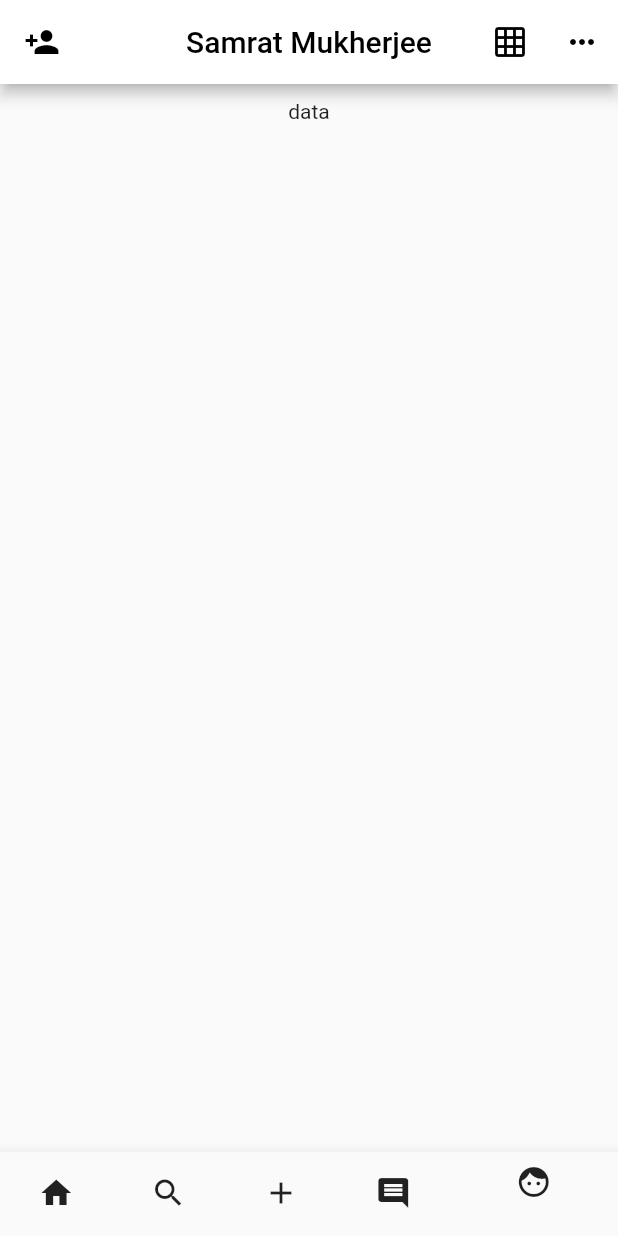
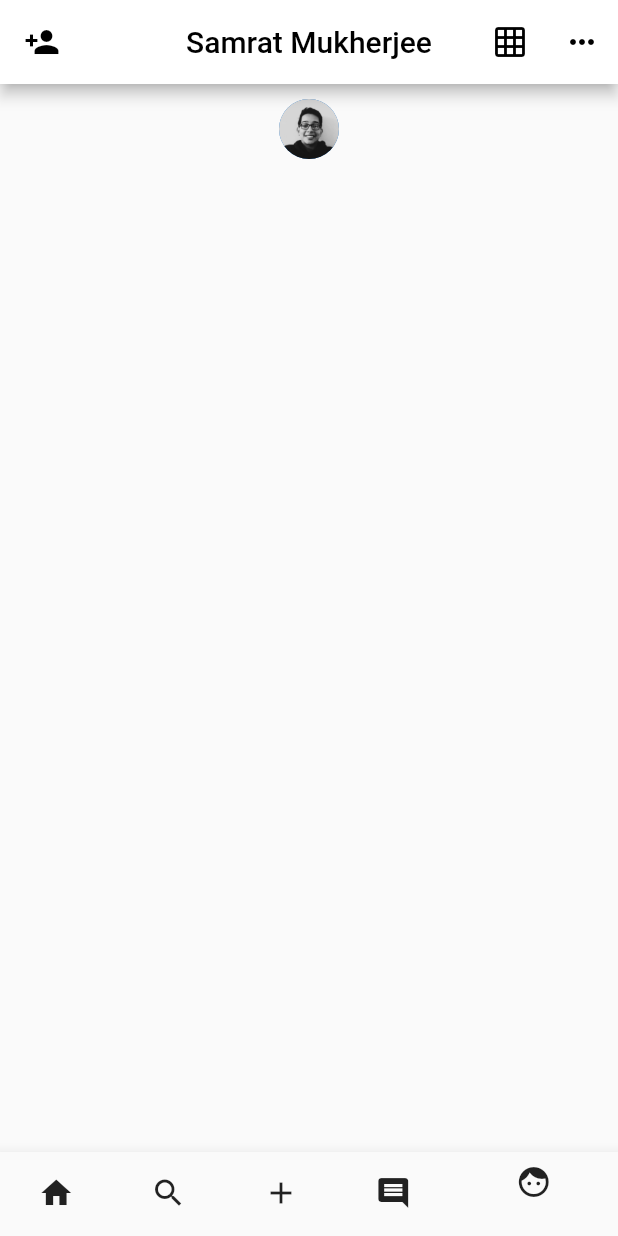
Before and after one commit to xybercommander/tik_tok_clone, a Flutter app: the screen it shows after launch, swiped to page 5, on a phone screen of 412 x 824 dp. Run offline on Flutter 3.47's test engine with Material 2 defaults, Android fonts, the phone set to English and light mode, and no system bars; our stand-ins replace video_player.

Commit message:
added new files

```diff
--- a/lib/homePageViews/following.dart
+++ b/lib/homePageViews/following.dart
@@ -14,7 +14,7 @@ class _FollowingState extends State<Following> {
         width: double.infinity,
         decoration: BoxDecoration(
           image: DecorationImage(
-            image: AssetImage("assets/images/bgImg2.jpg",),
+            image: AssetImage("assets/bgImg2.jpg",),
             fit: BoxFit.fill
           )
         ),
--- a/lib/homePageViews/forYou.dart
+++ b/lib/homePageViews/forYou.dart
@@ -14,7 +14,7 @@ class _ForYouState extends State<ForYou> {
         width: double.infinity,
         decoration: BoxDecoration(
           image: DecorationImage(
-            image: AssetImage("assets/images/bgImg.jpg",),
+            image: AssetImage("assets/bgImg.jpg",),
             fit: BoxFit.fill
           )
         ),
--- a/lib/views/account.dart
+++ b/lib/views/account.dart
@@ -30,7 +30,7 @@ class _AccountState extends State<Account> {
             padding: EdgeInsets.symmetric(vertical: 10),
             child: Column(
               children: [
-                Text("data")
+                CircleAvatar(backgroundImage: AssetImage("assets/profilepic.jpg"),)
               ],
             ),
           )
--- a/pubspec.yaml
+++ b/pubspec.yaml
@@ -47,7 +47,7 @@ flutter:
 
   # To add assets to your application, add an assets section, like this:
   assets:
-    - assets/images/
+    - assets/
   #   - images/a_dot_ham.jpeg
 
   # An image asset can refer to one or more resolution-specific "variants", see
```
Also changed, not shown: assets/bgImg.jpg (renamed from assets/images/bgImg.jpg), assets/bgImg2.jpg (renamed from assets/images/bgImg2.jpg), assets/profilepic.jpg (renamed from assets/images/profilepic.jpg).
